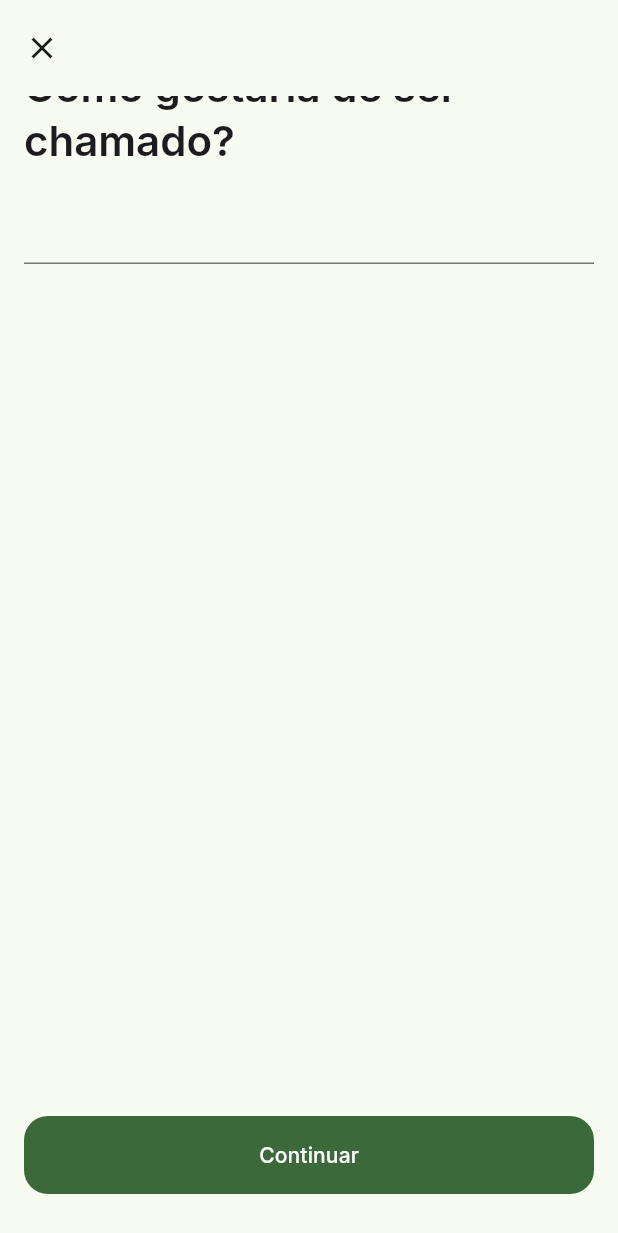
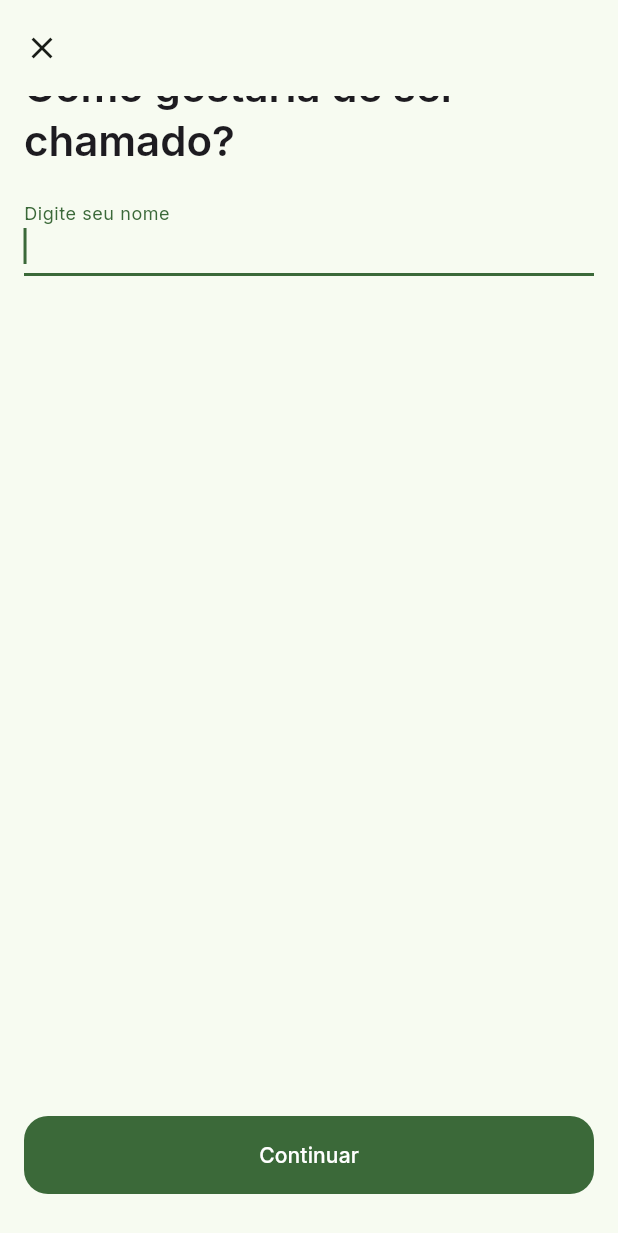
Before and after one commit to thiagouxdev/cofrinho, a Flutter app: the NomeView screen opened by its route, on a phone screen of 412 x 824 dp. Shown: the top 1233 px of the screen. Run offline on Flutter 3.47's test engine with Material 3 defaults, Android fonts, the phone set to English and light mode, and no system bars; our stand-ins replace flutter_riverpod, flutter_svg, go_router, google_fonts.

Commit message:
Add name input field to NomeView with localization support

```diff
--- a/lib/features/welcome/presentation/view/nome_view.dart
+++ b/lib/features/welcome/presentation/view/nome_view.dart
@@ -17,6 +17,7 @@ class NomeView extends StatefulWidget {
 class _NomeViewState extends State<NomeView> {
   @override
   Widget build(BuildContext context) {
+    final nameController = TextEditingController();
     return Scaffold(
       body: CustomScrollView(
         slivers: [
@@ -37,10 +38,16 @@ class _NomeViewState extends State<NomeView> {
             hasScrollBody: false,
             child: Column(
               children: [
-                const Expanded(
+                Expanded(
                   child: Padding(
-                      padding: EdgeInsets.all(AppGaps.large),
-                      child: TextField()),
+                      padding: const EdgeInsets.all(AppGaps.large),
+                      child: TextField(
+                        autofocus: true,
+                        controller: nameController,
+                        decoration: const InputDecoration(
+                          labelText: AppLocalizations.nameHint,
+                        ),
+                      )),
                 ),
                 Padding(
                   padding: const EdgeInsets.only(
--- a/lib/l10n/app_localizations.dart
+++ b/lib/l10n/app_localizations.dart
@@ -13,4 +13,5 @@ class AppLocalizations {
 
   // Nome
   static const String nameTitle = 'Como gostaria de ser chamado?';
+  static const String nameHint = 'Digite seu nome';
 }
```
